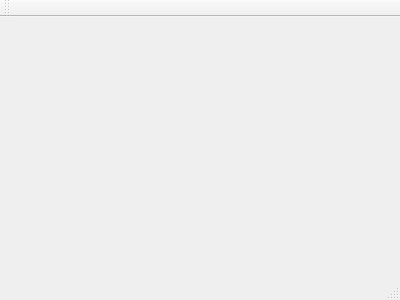
Old version of the form src/mainwindow.ui in the repository shattered97/OSICS_Interface.
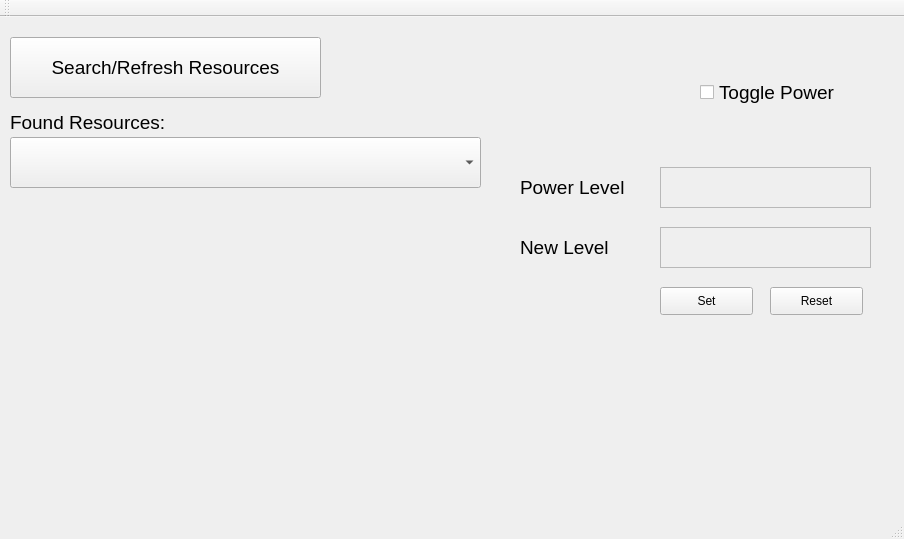
New version of the form.

Patch:
```diff
--- a/src/mainwindow.ui
+++ b/src/mainwindow.ui
@@ -1,24 +1,216 @@
 <ui version="4.0">
  <class>MainWindow</class>
- <widget class="QMainWindow" name="MainWindow" >
-  <property name="geometry" >
+ <widget class="QMainWindow" name="MainWindow">
+  <property name="geometry">
    <rect>
     <x>0</x>
     <y>0</y>
-    <width>400</width>
-    <height>300</height>
+    <width>904</width>
+    <height>539</height>
    </rect>
   </property>
   <property name="windowTitle" >
    <string>MainWindow</string>
   </property>
-  <widget class="QMenuBar" name="menuBar" />
-  <widget class="QToolBar" name="mainToolBar" />
-  <widget class="QWidget" name="centralWidget" />
-  <widget class="QStatusBar" name="statusBar" />
+  <widget class="QWidget" name="centralWidget">
+   <widget class="QComboBox" name="comboBox">
+    <property name="geometry">
+     <rect>
+      <x>10</x>
+      <y>120</y>
+      <width>471</width>
+      <height>51</height>
+     </rect>
+    </property>
+    <property name="font">
+     <font>
+      <pointsize>14</pointsize>
+     </font>
+    </property>
+    <property name="currentIndex">
+     <number>-1</number>
+    </property>
+   </widget>
+   <widget class="QLabel" name="label">
+    <property name="geometry">
+     <rect>
+      <x>10</x>
+      <y>90</y>
+      <width>251</width>
+      <height>31</height>
+     </rect>
+    </property>
+    <property name="font">
+     <font>
+      <pointsize>14</pointsize>
+     </font>
+    </property>
+    <property name="text">
+     <string>Found Resources:</string>
+    </property>
+   </widget>
+   <widget class="QPlainTextEdit" name="powerLevelField">
+    <property name="enabled">
+     <bool>false</bool>
+    </property>
+    <property name="geometry">
+     <rect>
+      <x>660</x>
+      <y>150</y>
+      <width>211</width>
+      <height>41</height>
+     </rect>
+    </property>
+   </widget>
+   <widget class="QLabel" name="label_2">
+    <property name="geometry">
+     <rect>
+      <x>520</x>
+      <y>150</y>
+      <width>151</width>
+      <height>41</height>
+     </rect>
+    </property>
+    <property name="font">
+     <font>
+      <pointsize>14</pointsize>
+     </font>
+    </property>
+    <property name="text">
+     <string>Power Level</string>
+    </property>
+   </widget>
+   <widget class="QLabel" name="label_3">
+    <property name="geometry">
+     <rect>
+      <x>520</x>
+      <y>210</y>
+      <width>101</width>
+      <height>41</height>
+     </rect>
+    </property>
+    <property name="font">
+     <font>
+      <pointsize>14</pointsize>
+     </font>
+    </property>
+    <property name="text">
+     <string>New Level</string>
+    </property>
+   </widget>
+   <widget class="QPlainTextEdit" name="newLevelField">
+    <property name="enabled">
+     <bool>false</bool>
+    </property>
+    <property name="geometry">
+     <rect>
+      <x>660</x>
+      <y>210</y>
+      <width>211</width>
+      <height>41</height>
+     </rect>
+    </property>
+   </widget>
+   <widget class="QPushButton" name="setNewLevelBtn">
+    <property name="geometry">
+     <rect>
+      <x>660</x>
+      <y>270</y>
+      <width>93</width>
+      <height>28</height>
+     </rect>
+    </property>
+    <property name="text">
+     <string>Set</string>
+    </property>
+   </widget>
+   <widget class="QPushButton" name="resetNewLevelBtn">
+    <property name="geometry">
+     <rect>
+      <x>770</x>
+      <y>270</y>
+      <width>93</width>
+      <height>28</height>
+     </rect>
+    </property>
+    <property name="text">
+     <string>Reset</string>
+    </property>
+   </widget>
+   <widget class="QCheckBox" name="powerToggle">
+    <property name="enabled">
+     <bool>true</bool>
+    </property>
+    <property name="geometry">
+     <rect>
+      <x>700</x>
+      <y>60</y>
+      <width>171</width>
+      <height>31</height>
+     </rect>
+    </property>
+    <property name="font">
+     <font>
+      <pointsize>14</pointsize>
+     </font>
+    </property>
+    <property name="text">
+     <string>Toggle Power</string>
+    </property>
+   </widget>
+   <widget class="QLabel" name="powerStatusIndicator">
+    <property name="geometry">
+     <rect>
+      <x>580</x>
+      <y>50</y>
+      <width>55</width>
+      <height>51</height>
+     </rect>
+    </property>
+    <property name="text">
+     <string/>
+    </property>
+   </widget>
+   <widget class="QPushButton" name="pushButton">
+    <property name="geometry">
+     <rect>
+      <x>10</x>
+      <y>20</y>
+      <width>311</width>
+      <height>61</height>
+     </rect>
+    </property>
+    <property name="font">
+     <font>
+      <pointsize>14</pointsize>
+     </font>
+    </property>
+    <property name="text">
+     <string>Search/Refresh Resources</string>
+    </property>
+   </widget>
+  </widget>
+  <widget class="QMenuBar" name="menuBar">
+   <property name="geometry">
+    <rect>
+     <x>0</x>
+     <y>0</y>
+     <width>904</width>
+     <height>26</height>
+    </rect>
+   </property>
+  </widget>
+  <widget class="QToolBar" name="mainToolBar">
+   <attribute name="toolBarArea">
+    <enum>TopToolBarArea</enum>
+   </attribute>
+   <attribute name="toolBarBreak">
+    <bool>false</bool>
+   </attribute>
+  </widget>
+  <widget class="QStatusBar" name="statusBar"/>
  </widget>
- <layoutDefault spacing="6" margin="11" />
- <pixmapfunction></pixmapfunction>
+ <layoutdefault spacing="6" margin="11"/>
  <resources/>
  <connections/>
 </ui>
```
Left out of the diff: 3 changed lines with no effect on the pictures.
